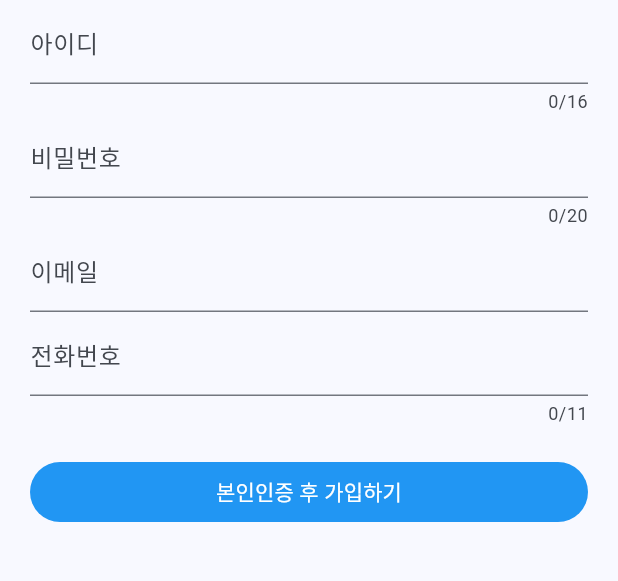
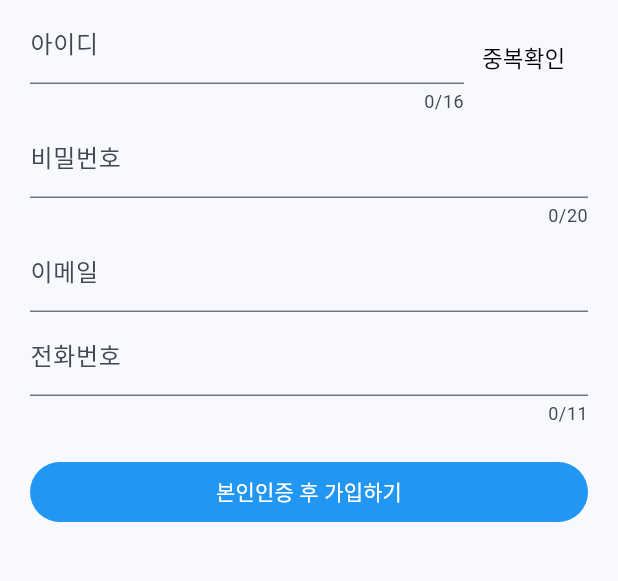
Before and after one commit to crongd/flutter_practice_project, a Flutter app: the UserJoinPage screen opened directly, on a phone screen of 412 x 824 dp, the part 390-971 px from its top. Run offline on Flutter 3.47's test engine with Material 3 defaults, Android fonts, the phone set to English and light mode, and no system bars; our stand-ins replace cached_network_image, carousel_slider, dio, flutter_rating_bar, flutter_secure_storage; missing offline and left inert: iamport_flutter, kpostal; accounts and stored records are empty; network calls fail; Roboto replaces fonts that are missing (Jalnan).

Commit message:
회원가입 검증

```diff
--- a/lib/page/user_join_page.dart
+++ b/lib/page/user_join_page.dart
@@ -24,6 +24,9 @@ class _UserJoinPage extends State<UserJoinPage> {
   final emailController = TextEditingController();
   final telController = TextEditingController();
 
+  bool idCheck = false;
+  String idCheckTitle = '';
+
   void join() async {
     String id = idController.text;
     String pw = pwController.text;
@@ -31,15 +34,17 @@ class _UserJoinPage extends State<UserJoinPage> {
     String tel = telController.text;
 
 
-    if(id != "" && pw != "" && email != "" && tel != "") {
+    if(id != "" && pw != "" && email != "" && tel != "" && idCheck) {
 
       Navigator.of(context).pop();
       Navigator.of(context).push(
           MaterialPageRoute(builder: (context) => PortOneCertificationPage(user: UserDTO(id: id, password: pw, email: email, tel: tel),))
       );
     } else {
-      alert(context, "필수 정보가 입력되지 않음.");
+      alert(context, "필수 정보가 입력되지 않았거나, 아이디 중복체크가 되지 않았습니다.");
     }
+
+
   }
 
   @override
@@ -60,13 +65,38 @@ class _UserJoinPage extends State<UserJoinPage> {
                 // crossAxisAlignment: CrossAxisAlignment.center,
                 children: [
                   Image.asset('assets/images/logo.jpg', height: 200, width: 300,),
-                  TextField(
-                    maxLength: 16,
-                    controller: idController,
-                    decoration: InputDecoration(
-                      labelText: '아이디',
-                    ),
+                  Row(
+                    children: [
+                      Flexible(
+                        flex: 7,
+                        child: TextField(
+                          maxLength: 16,
+                          controller: idController,
+                          decoration: InputDecoration(
+                            labelText: '아이디',
+                          ),
+                        ),
+                      ),
+                      Flexible(
+                        flex: 2,
+                          child: TextButton(
+                            onPressed: () async {
+                              String id = idController.text;
+                              print(id);
+                              Response check = await Dio().get('http://$connectAddr:8080/user_id_duplication_check?id=$id');
+                              setState(() {
+                               idCheck = true;
+
+                               !check.data ? idCheckTitle = '사용 가능한 아이디 입니다.' : idCheckTitle = '중복된 아이디 입니다.';
+                              });
+                            },
+                            child: Text(
+                                "중복확인",
+                                style: TextStyle(fontSize: 15, color: Colors.black), overflow: TextOverflow.fade,textAlign: TextAlign.center,),)
+                      )
+                    ],
                   ),
+                  if(idCheck) Text(idCheckTitle),
                   TextField(
                     obscureText: true,
                     maxLength: 20,
```
Also changed, not shown: 74 other files.
